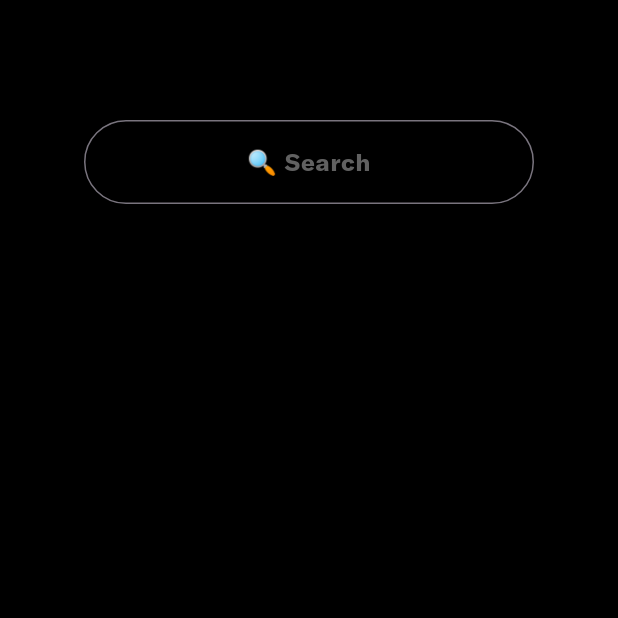
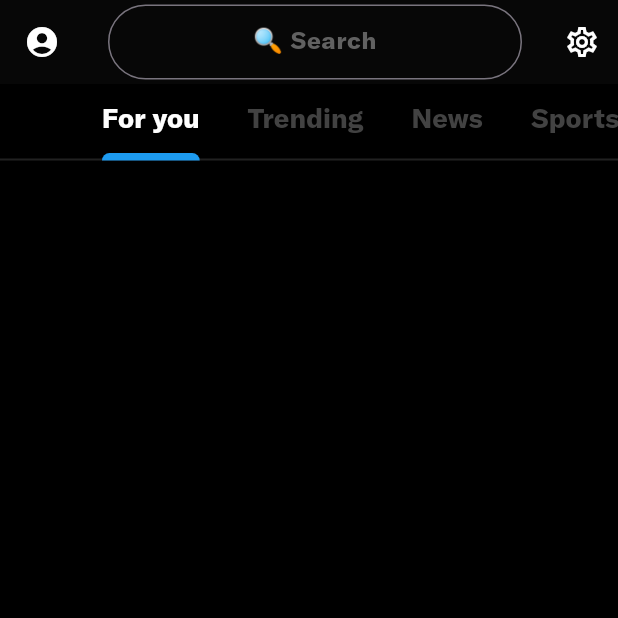
Before and after one commit to mozidan27/twitter, a Flutter app: the SearchPage screen opened directly, on a phone screen of 412 x 824 dp, the top half of it. Run offline on Flutter 3.47's test engine with Material 3 defaults, Android fonts, the phone set to English and light mode, and no system bars; our stand-ins replace google_nav_bar.

Commit message:
search page completed

```diff
--- a/lib/views/pages/search_page.dart
+++ b/lib/views/pages/search_page.dart
@@ -1,22 +1,39 @@
 import 'package:flutter/material.dart';
-import 'package:twitter/widgets/custom_text_field.dart';
+import 'package:flutter/widgets.dart';
 
 class SearchPage extends StatelessWidget {
   const SearchPage({super.key});
 
   @override
   Widget build(BuildContext context) {
-    return Scaffold(
+    return DefaultTabController(
+      length: 5,
+      child: Scaffold(
         backgroundColor: Colors.black,
-      body: Column(
-        children: [
-          Padding(
-            padding: const EdgeInsets.only(top: 80),
-            child: Center(
-              child: SizedBox(
+        body: CustomScrollView(
+          scrollDirection: Axis.vertical,
+          slivers: [
+            SliverAppBar(
+              leading: const Icon(
+                Icons.account_circle,
+                color: Colors.white,
+              ),
+              actions: [
+                IconButton(
+                    onPressed: () {},
+                    icon: const Icon(
+                      Icons.settings_outlined,
+                      color: Colors.white,
+                    ))
+              ],
+              backgroundColor: const Color(0xff070707),
+              expandedHeight: 50,
+              centerTitle: true,
+              title: SizedBox(
+                  height: 50,
                   width: 300,
-                height: 60,
                   child: TextField(
+                    style: const TextStyle(color: Colors.white),
                     textAlign: TextAlign.center,
                     decoration: InputDecoration(
                       hintText: '🔍 Search',
@@ -25,12 +42,67 @@ class SearchPage extends StatelessWidget {
                         borderRadius: BorderRadius.circular(100),
                       ),
                     ),
+                  )),
             ),
+            SliverToBoxAdapter(
+              child: Expanded(
+                child: Column(
+                  children: [
+                    TabBar(
+                      automaticIndicatorColorAdjustment: true,
+                      labelColor: Colors.white,
+                      unselectedLabelColor: Colors.grey[800],
+                      isScrollable: true,
+                      indicatorColor: const Color(0xff1d9bf0),
+                      indicatorSize: TabBarIndicatorSize.label,
+                      indicatorWeight: 5,
+                      dividerColor: const Color(0xFF212121),
+                      dividerHeight: 1.3,
+                      tabs: const [
+                        Tab(
+                          child: Text(
+                            'For you',
+                            style: TextStyle(
+                                fontSize: 18, fontWeight: FontWeight.w600),
+                          ),
+                        ),
+                        Tab(
+                          child: Text(
+                            'Trending',
+                            style: TextStyle(
+                                fontSize: 18, fontWeight: FontWeight.w600),
+                          ),
+                        ),
+                        Tab(
+                          child: Text(
+                            'News',
+                            style: TextStyle(
+                                fontSize: 18, fontWeight: FontWeight.w600),
+                          ),
+                        ),
+                        Tab(
+                          child: Text(
+                            'Sports',
+                            style: TextStyle(
+                                fontSize: 18, fontWeight: FontWeight.w600),
+                          ),
+                        ),
+                        Tab(
+                          child: Text(
+                            'Entertainment',
+                            style: TextStyle(
+                                fontSize: 18, fontWeight: FontWeight.w600),
+                          ),
+                        ),
+                      ],
+                    ),
+                  ],
                 ),
               ),
             )
           ],
         ),
+      ),
     );
   }
 }
```
Lines whose indentation alone changed are shown as unchanged.
